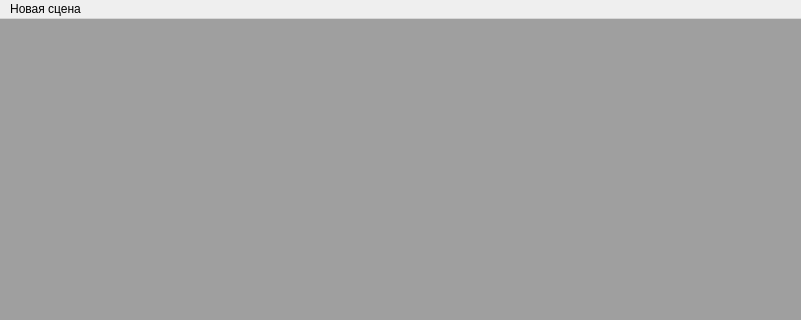
First picture: the form in mainwindow.ui, repository Citronnn/KPO_2, before the edit; both pictures show x 0 to 801 and y 0 to 320 of the 801 by 570 pixel window.
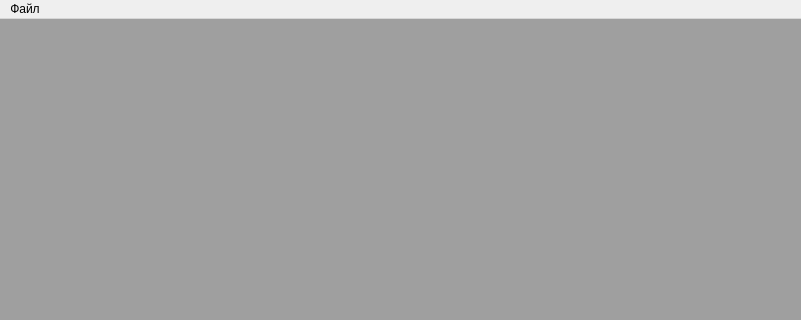
Second picture: the form after the edit.

What changed in the file:
```diff
--- a/mainwindow.ui
+++ b/mainwindow.ui
@@ -315,7 +315,7 @@
    </property>
    <widget class="QMenu" name="menu">
     <property name="title">
-     <string>Новая сцена</string>
+     <string>Файл</string>
     </property>
    </widget>
    <addaction name="menu"/>
```
Left out of the diff: 17 changed lines with no effect on the pictures.
